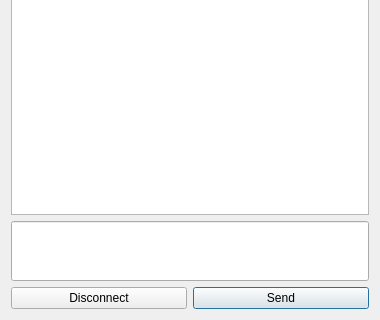
Above: ui/chat-content.ui from berndhs/egalite before the change; both pictures show x 0 to 380 and y 280 to 600 of the 380 by 600 pixel window. Below: the same form after it.
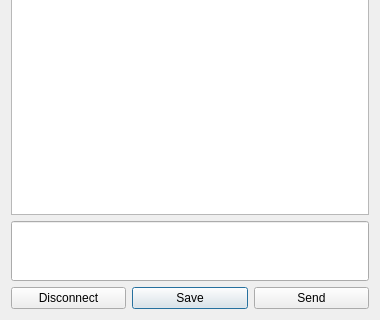
That is the form after the change.

Diff of the .ui file:
```diff
--- a/ui/chat-content.ui
+++ b/ui/chat-content.ui
@@ -14,14 +14,14 @@
    <string>Dialog</string>
   </property>
   <layout class="QGridLayout" name="gridLayout">
-   <item row="0" column="0" colspan="2">
+   <item row="0" column="0">
     <widget class="QTextBrowser" name="textHistory">
      <property name="openLinks">
       <bool>false</bool>
      </property>
     </widget>
    </item>
-   <item row="1" column="0" colspan="2">
+   <item row="1" column="0">
     <widget class="QLineEdit" name="chatInput">
      <property name="minimumSize">
       <size>
@@ -32,6 +32,8 @@
     </widget>
    </item>
    <item row="2" column="0">
+    <layout class="QHBoxLayout" name="horizontalLayout">
+     <item>
     <widget class="QPushButton" name="quitButton">
      <property name="text">
       <string>Disconnect</string>
@@ -41,12 +43,21 @@
      </property>
     </widget>
    </item>
-   <item row="2" column="1">
+     <item>
+      <widget class="QPushButton" name="saveButton">
+       <property name="text">
+        <string>Save</string>
+       </property>
+      </widget>
+     </item>
+     <item>
     <widget class="QPushButton" name="sendButton">
      <property name="text">
       <string>Send</string>
      </property>
     </widget>
+     </item>
+    </layout>
    </item>
   </layout>
  </widget>
```
Lines whose indentation alone changed are shown as unchanged.
